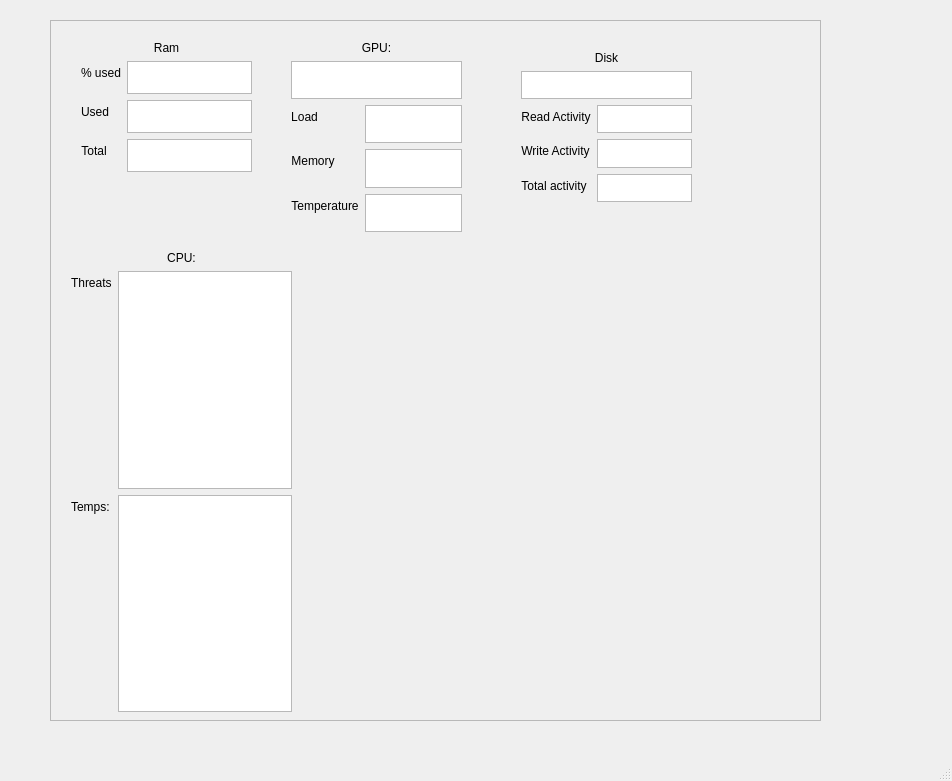
Before: the Qt Designer form gui.ui in Janders8/resource-monitor, drawn with Qt 5.
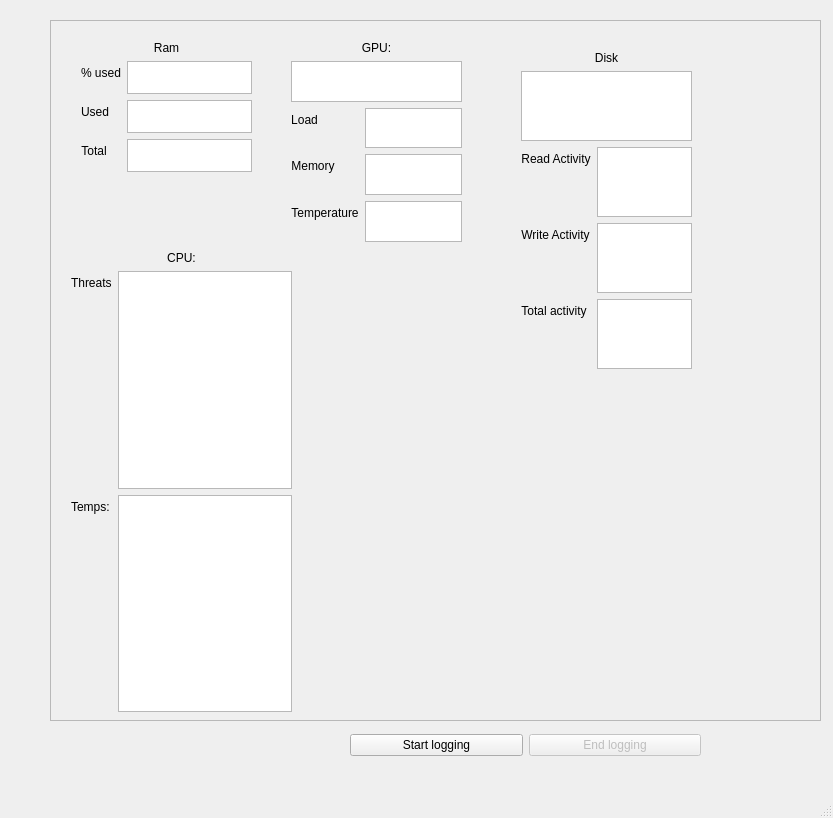
After: the same form once the commit is applied.

Commit message: working basic logging

```diff
--- a/gui.ui
+++ b/gui.ui
@@ -6,8 +6,8 @@
    <rect>
     <x>0</x>
     <y>0</y>
-    <width>952</width>
-    <height>781</height>
+    <width>833</width>
+    <height>818</height>
    </rect>
   </property>
   <property name="mouseTracking">
@@ -185,7 +185,7 @@
         <x>240</x>
         <y>20</y>
         <width>171</width>
-        <height>191</height>
+        <height>201</height>
        </rect>
       </property>
       <layout class="QFormLayout" name="formLayoutGpu">
@@ -264,12 +264,12 @@
         <x>470</x>
         <y>30</y>
         <width>171</width>
-        <height>151</height>
+        <height>191</height>
        </rect>
       </property>
       <layout class="QFormLayout" name="formLayoutDisk">
        <property name="sizeConstraint">
-        <enum>QLayout::SetMaximumSize</enum>
+        <enum>QLayout::SetMinAndMaxSize</enum>
        </property>
        <property name="fieldGrowthPolicy">
         <enum>QFormLayout::FieldsStayAtSizeHint</enum>
@@ -346,6 +346,35 @@
      </widget>
     </widget>
    </widget>
+   <widget class="QWidget" name="">
+    <property name="geometry">
+     <rect>
+      <x>350</x>
+      <y>730</y>
+      <width>351</width>
+      <height>31</height>
+     </rect>
+    </property>
+    <layout class="QHBoxLayout" name="horizontalLayout">
+     <item>
+      <widget class="QPushButton" name="StartLogging">
+       <property name="text">
+        <string>Start logging</string>
+       </property>
+      </widget>
+     </item>
+     <item>
+      <widget class="QPushButton" name="EndLogging">
+       <property name="enabled">
+        <bool>false</bool>
+       </property>
+       <property name="text">
+        <string>End logging</string>
+       </property>
+      </widget>
+     </item>
+    </layout>
+   </widget>
   </widget>
   <widget class="QMenuBar" name="menubar">
    <property name="geometry">
```
Left out of the diff: 2 changed lines with no effect on the pictures. The commit also changes 6 other files.
